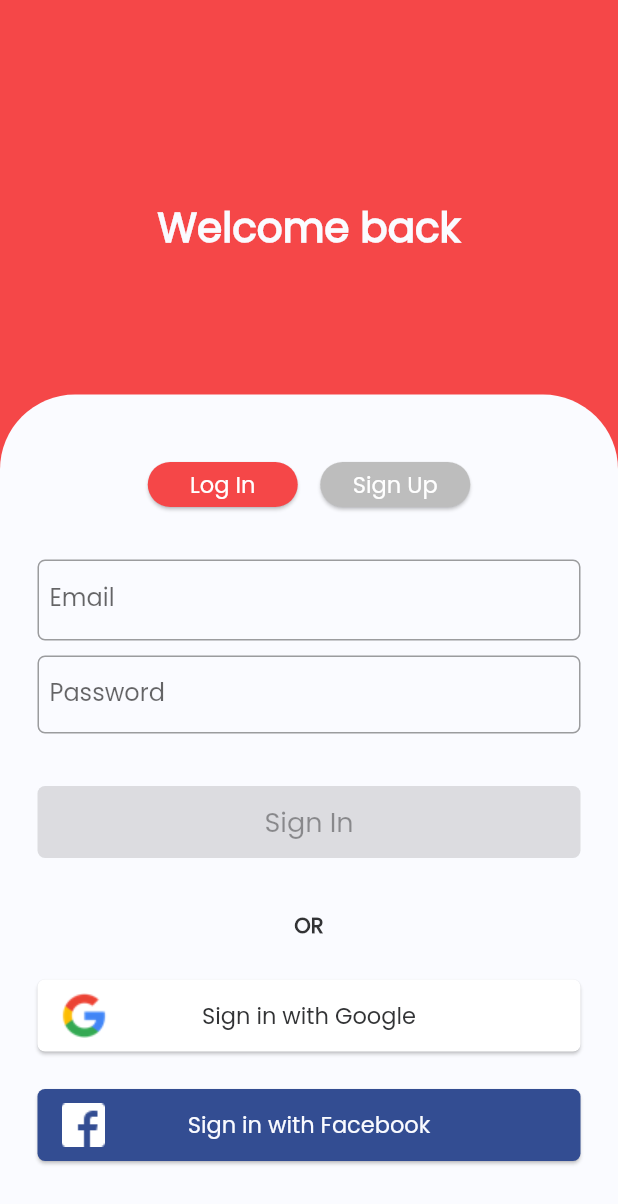
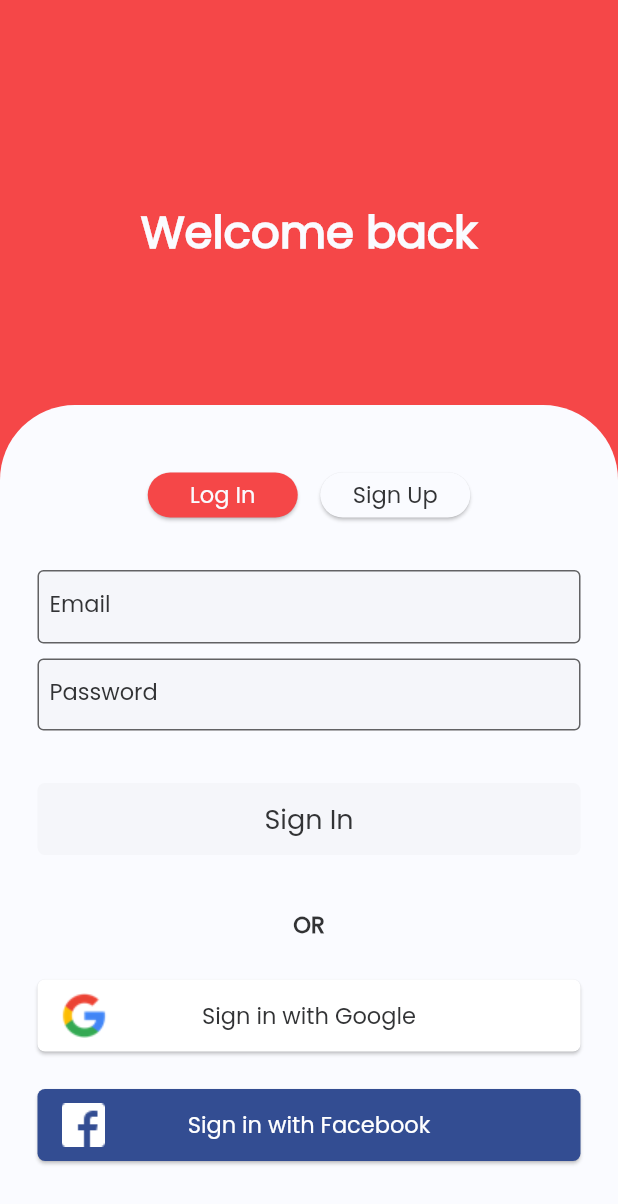
Before and after one commit to JamiuJimoh/Morsmat, a Flutter app: the SignInPage screen opened directly with empty values, on a phone screen of 412 x 824 dp. Shown: the top 1204 px of the screen. Run offline on Flutter 3.47's test engine with Material 2 defaults, Android fonts, the phone set to English and light mode, and no system bars; our stand-ins replace firebase_auth, firebase_core, google_sign_in; missing offline and left inert: flutter_login_facebook; accounts and stored records are empty.

Commit message:
using custom appThemeData

```diff
--- a/lib/app/onboarding/slider_tile.dart
+++ b/lib/app/onboarding/slider_tile.dart
@@ -1,5 +1,4 @@
 import 'package:flutter/material.dart';
-import 'package:morsmat/constants.dart';
 
 class SliderTile extends StatelessWidget {
   final String imageString;
--- a/lib/app/sign_in/email_sign_in_form_change_notifier.dart
+++ b/lib/app/sign_in/email_sign_in_form_change_notifier.dart
@@ -79,14 +79,10 @@ class _EmailSignInFormChangeNotifierState
     return TextFormField(
       autocorrect: false,
       controller: _emailController,
+      style: Theme.of(context).textTheme.bodyText2,
       decoration: InputDecoration(
         contentPadding:
-            const EdgeInsets.symmetric(vertical: 15.0, horizontal: 8.0),
-        border: OutlineInputBorder(
-          borderRadius: BorderRadius.all(
-            Radius.circular(5.0),
-          ),
-        ),
+            const EdgeInsets.symmetric(vertical: 13.0, horizontal: 8.0),
         hintText: 'john@doe.com',
         labelText: 'Email',
         errorText: model.emailErrorText,
@@ -101,14 +97,10 @@ class _EmailSignInFormChangeNotifierState
   TextFormField _buildPasswordTextFormField() {
     return TextFormField(
       controller: _passwordController,
+      style: Theme.of(context).textTheme.bodyText2,
       decoration: InputDecoration(
         contentPadding:
-            const EdgeInsets.symmetric(vertical: 15.0, horizontal: 8.0),
-        border: OutlineInputBorder(
-          borderRadius: BorderRadius.all(
-            Radius.circular(5.0),
-          ),
-        ),
+            const EdgeInsets.symmetric(vertical: 13.0, horizontal: 8.0),
         labelText: 'Password',
         errorText: model.passwordErrorText,
         enabled: model.isLoading == false,
@@ -127,14 +119,10 @@ class _EmailSignInFormChangeNotifierState
   TextFormField _buildConfirmPasswordTextFormField() {
     return TextFormField(
       controller: _confirmPasswordController,
+      style: Theme.of(context).textTheme.bodyText2,
       decoration: InputDecoration(
         contentPadding:
-            const EdgeInsets.symmetric(vertical: 15.0, horizontal: 8.0),
-        border: OutlineInputBorder(
-          borderRadius: BorderRadius.all(
-            Radius.circular(5.0),
-          ),
-        ),
+            const EdgeInsets.symmetric(vertical: 13.0, horizontal: 8.0),
         labelText: 'Confirm Password',
         errorText: model.confirmPasswordErrorText,
         enabled: model.isLoading == false,
@@ -152,20 +140,22 @@ class _EmailSignInFormChangeNotifierState
       mainAxisAlignment: MainAxisAlignment.center,
       children: [
         ToggleSignInFormButton(
+          context: context,
           text: 'Log In',
           buttonColor: model.formType == EmailSignInFormType.signIn
-              ? kAccentColor
-              : Colors.grey[400],
+              ? Theme.of(context).colorScheme.secondary
+              : Theme.of(context).colorScheme.onSecondary,
           onPressed: !model.isLoading
               ? () => _toggleAuthButton(EmailSignInFormType.signIn)
               : null,
         ),
         const SizedBox(width: 15.0),
         ToggleSignInFormButton(
+          context: context,
           text: 'Sign Up',
           buttonColor: model.formType == EmailSignInFormType.register
-              ? kAccentColor
-              : Colors.grey[400],
+              ? Theme.of(context).colorScheme.secondary
+              : Theme.of(context).colorScheme.onSecondary,
           onPressed: !model.isLoading
               ? () => _toggleAuthButton(EmailSignInFormType.register)
               : null,
@@ -186,6 +176,7 @@ class _EmailSignInFormChangeNotifierState
         _buildConfirmPasswordTextFormField(),
       const SizedBox(height: 25.0),
       FormSubmitButton(
+        context: context,
         text: model.authButtonText,
         onPressed: model.canSubmit ? _submit : null,
       ),
--- a/lib/app/sign_in/form_submit_button.dart
+++ b/lib/app/sign_in/form_submit_button.dart
@@ -1,5 +1,4 @@
 import 'package:flutter/material.dart';
-import 'package:morsmat/constants.dart';
 
 import '../../common_widgets/custom_elevated_button.dart';
 
@@ -7,13 +6,17 @@ class FormSubmitButton extends CustomElevatedButton {
   FormSubmitButton({
     required String text,
     VoidCallback? onPressed,
+    required BuildContext context,
   }) : super(
-          buttonColor: kAccentColor,
+          buttonColor: Theme.of(context).colorScheme.secondary,
           child: Text(
             text,
-            style: TextStyle(
-              fontSize: 18.0,
-            ),
+            style: onPressed != null
+                ? Theme.of(context)
+                    .textTheme
+                    .bodyText1!
+                    .copyWith(color: Theme.of(context).colorScheme.primary)
+                : Theme.of(context).textTheme.bodyText1,
           ),
           height: 48.0,
           onPressed: onPressed,
--- a/lib/app/sign_in/sign_in_page.dart
+++ b/lib/app/sign_in/sign_in_page.dart
@@ -65,7 +65,7 @@ class SignInPage extends StatelessWidget {
   @override
   Widget build(BuildContext context) {
     return Scaffold(
-      backgroundColor: kAccentColor,
+      backgroundColor: Theme.of(context).colorScheme.secondary,
       body: _buildContent(context),
     );
   }
@@ -111,14 +111,14 @@ class SignInPage extends StatelessWidget {
                     child: Column(
                       mainAxisAlignment: MainAxisAlignment.center,
                       children: [
-                        _buildHeader(),
+                        _buildHeader(context),
                       ],
                     ),
                   ),
                 ),
                 Container(
                   decoration: BoxDecoration(
-                    color: kScaffoldColor,
+                    color: Theme.of(context).colorScheme.primary,
                     borderRadius: BorderRadius.only(
                       topLeft: Radius.circular(50.0),
                       topRight: Radius.circular(50.0),
@@ -137,16 +137,16 @@ class SignInPage extends StatelessWidget {
                         const SizedBox(height: 35.0),
                         Text(
                           'OR',
-                          style: TextStyle(
-                            fontSize: 14.0,
-                            fontWeight: FontWeight.w600,
-                          ),
+                          style: Theme.of(context)
+                              .textTheme
+                              .bodyText2!
+                              .copyWith(fontWeight: FontWeight.w600),
                         ),
                         const SizedBox(height: 25.0),
                         SocialSignInButton(
                           assetName: 'assets/images/google-logo.png',
                           text: 'Sign in with Google',
-                          textColor: kPrimaryColor,
+                          textStyle: Theme.of(context).textTheme.bodyText2,
                           buttonColor: kWhiteColor,
                           onPressed: () => _signInWithGoogle(context),
                         ),
@@ -159,7 +159,10 @@ class SignInPage extends StatelessWidget {
                         SocialSignInButton(
                           assetName: 'assets/images/facebook-logo.png',
                           text: 'Sign in with Facebook',
-                          textColor: kScaffoldColor,
+                          textStyle: Theme.of(context)
+                              .textTheme
+                              .bodyText2!
+                              .copyWith(color: kWhiteColor),
                           buttonColor: kFacebookColor,
                           onPressed: () => _signInWithFacebook(context),
                         ),
@@ -175,11 +178,11 @@ class SignInPage extends StatelessWidget {
     );
   }
 
-  Widget _buildHeader() {
+  Widget _buildHeader(BuildContext context) {
     if (isLoading) {
       return Center(
         child: CircularProgressIndicator(
-          backgroundColor: kScaffoldColor,
+          backgroundColor: Theme.of(context).colorScheme.primary,
         ),
       );
     }
@@ -193,11 +196,9 @@ class SignInPage extends StatelessWidget {
       padding: const EdgeInsets.only(top: 40.0),
       child: Text(
         text,
-        style: TextStyle(
-          fontSize: 27.0,
-          color: kScaffoldColor,
-          fontWeight: FontWeight.w700,
-        ),
+        style: Theme.of(context).textTheme.headline1!.copyWith(
+            fontWeight: FontWeight.w700,
+            color: Theme.of(context).colorScheme.primary),
       ),
     );
   }
--- a/lib/app/sign_in/social_sign_in_button.dart
+++ b/lib/app/sign_in/social_sign_in_button.dart
@@ -4,9 +4,9 @@ import '../../common_widgets/custom_elevated_button.dart';
 
 class SocialSignInButton extends CustomElevatedButton {
   SocialSignInButton({
-    required String  assetName,
-    required String  text,
-    required Color textColor,
+    required String assetName,
+    required String text,
+    TextStyle? textStyle,
     Color? buttonColor,
     required onPressed,
   }) : super(
@@ -17,10 +17,7 @@ class SocialSignInButton extends CustomElevatedButton {
               Image.asset(assetName),
               Text(
                 text,
-                style: TextStyle(
-                  color: textColor,
-                  fontSize: 15.0,
-                ),
+                style: textStyle,
               ),
               Opacity(opacity: 0.0, child: Image.asset(assetName)),
             ],
--- a/lib/app/sign_in/toggle_sign_in_form_button.dart
+++ b/lib/app/sign_in/toggle_sign_in_form_button.dart
@@ -4,17 +4,21 @@ import '../../common_widgets/custom_elevated_button.dart';
 
 class ToggleSignInFormButton extends CustomElevatedButton {
   ToggleSignInFormButton({
+    required String text,
+    required BuildContext context,
     Color? buttonColor,
-    required String text,
     VoidCallback? onPressed,
   }) : super(
           borderRadius: 20.0,
           buttonColor: buttonColor,
           child: Text(
             text,
-            style: TextStyle(
-              fontSize: 15.0,
-            ),
+            style: buttonColor == Theme.of(context).colorScheme.secondary
+                ? Theme.of(context)
+                    .textTheme
+                    .bodyText2!
+                    .copyWith(color: Theme.of(context).colorScheme.primary)
+                : Theme.of(context).textTheme.bodyText2,
           ),
           height: 30.0,
           onPressed: onPressed,
--- a/lib/app_theme_data.dart
+++ b/lib/app_theme_data.dart
@@ -1,20 +1,111 @@
 import 'package:flutter/material.dart';
-import 'constants.dart';
+import 'package:flutter/services.dart';
 
 class AppTheme {
   AppTheme._();
 
+  static Color _iconColor = Color(0xFF47F5F5);
+  static const Color _subtitleTextColor = Color(0xFFABACAF);
+
+  // static const Color _whiteColor = Color(0xFFFFFFFF);
+  static const Color _lightSurfaceColor = Color(0xFF323335);
+  static const Color _lightOnSurfaceColor = Color(0xFFD0D1D3);
+  static const Color _errorColor = Color(0xFFF9AA33);
+  static const Color _onErrorColor = _lightSurfaceColor;
+
+  static const Color _lightPrimaryColor = Color(0xFFFAFBFF);
+  static const Color _lightPrimaryVariantColor = Color(0xFFF5F6Fa);
+  static const Color _lightOnPrimaryColor = _lightSurfaceColor;
+  static const Color _lightSecondaryColor = Color(0xFFF54748);
+  static const Color _lightSecondaryVariantColor = Color(0xFF121315);
+  static const Color _lightOnSecondaryColor = _lightPrimaryColor;
+
   static final ThemeData primaryAppTheme = ThemeData(
-    accentColor: kAccentColor,
-    primaryColor: kPrimaryColor,
-    scaffoldBackgroundColor: kScaffoldColor,
+    colorScheme: ColorScheme.light(
+      primary: _lightPrimaryColor,
+      primaryVariant: _lightPrimaryVariantColor,
+      onPrimary: _lightOnPrimaryColor,
+      secondary: _lightSecondaryColor,
+      secondaryVariant: _lightSecondaryVariantColor,
+      onSecondary: _lightOnSecondaryColor,
+      surface: _lightSurfaceColor,
+      onSurface: _lightOnSurfaceColor,
+      error: _errorColor,
+      onError: _onErrorColor,
+    ),
+    iconTheme: IconThemeData(
+      color: _iconColor,
+    ),
+    accentColor: _lightSecondaryColor,
+    // primaryColor: _lightPrimaryColor,
+
     appBarTheme: AppBarTheme(
-      backgroundColor: kScaffoldColor,
+      color: _lightPrimaryColor,
+      systemOverlayStyle: SystemUiOverlayStyle(
+        systemNavigationBarColor: _lightPrimaryVariantColor,
+        statusBarColor: _lightPrimaryVariantColor,
+        systemNavigationBarIconBrightness: Brightness.dark,
+        statusBarIconBrightness: Brightness.dark,
+      ),
+      elevation: 0.0,
+      iconTheme: IconThemeData(
+        color: _lightOnPrimaryColor,
+      ),
     ),
-    textTheme: TextTheme(
-      bodyText1: TextStyle(color: kPrimaryColor,),
-      bodyText2: TextStyle(color: kPrimaryColor),
+    scaffoldBackgroundColor: _lightPrimaryColor,
+
+    dialogTheme: DialogTheme(
+      titleTextStyle: _lightBody1TextStyle,
+      contentTextStyle: _lightBody2TextStyle,
     ),
+
+    inputDecorationTheme: InputDecorationTheme(
+      hintStyle: _lightBody2TextStyle,
+      labelStyle: _lightBody2TextStyle,
+      filled: true,
+      fillColor: _lightPrimaryVariantColor,
+      focusedBorder: OutlineInputBorder(
+        borderSide: BorderSide(color: _lightSecondaryVariantColor),
+      ),
+      border: OutlineInputBorder(
+        borderSide: BorderSide(color: _lightPrimaryVariantColor),
+      ),
+    ),
+
+    buttonTheme: ButtonThemeData(disabledColor: _subtitleTextColor),
+
+    /////// FONT THEME ///////
+    textTheme: _lightTextTheme,
     fontFamily: 'Poppins',
   );
+
+  static final TextTheme _lightTextTheme = TextTheme(
+    headline1: _lightHeadLine1TextStyle,
+    headline2: _lightHeadLine2TextStyle,
+    bodyText1: _lightBody1TextStyle,
+    bodyText2: _lightBody2TextStyle,
+    subtitle1: _lightSubtitleTextStyle,
+  );
+
+  static final TextStyle _lightHeadLine1TextStyle = TextStyle(
+    fontSize: 30.0,
+    color: _lightOnPrimaryColor,
+  );
+
+  static final TextStyle _lightHeadLine2TextStyle = TextStyle(
+    fontSize: 25.0,
+    color: _lightOnPrimaryColor,
+  );
+  static final TextStyle _lightBody1TextStyle = TextStyle(
+    fontSize: 18.0,
+    color: _lightOnPrimaryColor,
+  );
+  static final TextStyle _lightBody2TextStyle = TextStyle(
+    fontSize: 15.0,
+    color: _lightOnPrimaryColor,
+  );
+  static final TextStyle _lightSubtitleTextStyle = TextStyle(
+    fontSize: 10.0,
+    color: _subtitleTextColor,
+  );
 }
--- a/lib/common_widgets/custom_outlined_button.dart
+++ b/lib/common_widgets/custom_outlined_button.dart
@@ -1,5 +1,4 @@
 import 'package:flutter/material.dart';
-import 'package:morsmat/constants.dart';
 
 class CustomOutlinedButton extends StatelessWidget {
   final Widget child;
@@ -9,7 +8,7 @@ class CustomOutlinedButton extends StatelessWidget {
 
   CustomOutlinedButton({
     required this.child,
-    this.borderSideColor: kAccentColor,
+    required this.borderSideColor,
     this.borderRadius: 20.0,
     this.onPressed,
   });
--- a/lib/common_widgets/show_alert_dialog.dart
+++ b/lib/common_widgets/show_alert_dialog.dart
@@ -19,11 +19,13 @@ Future<bool?> showAlertDialog({
         actions: [
           if (cancelActionText != null)
             TextButton(
-              child: Text(cancelActionText),
+              child: Text(cancelActionText,
+                  style: Theme.of(context).textTheme.bodyText2),
               onPressed: () => Navigator.of(context).pop(false),
             ),
           TextButton(
-            child: Text(defaultActionText),
+            child: Text(defaultActionText,
+                style: Theme.of(context).textTheme.bodyText2),
             onPressed: () => Navigator.of(context).pop(true),
           ),
         ],
--- a/lib/constants.dart
+++ b/lib/constants.dart
@@ -1,8 +1,11 @@
 import 'dart:ui';
 
-const kScaffoldColor = Color(0xFFFAFBFF);
-const kPrimaryColor = Color(0xFF323335);
-const kAccentColor = Color(0xFFF54748);
+const kPrimaryColor = Color(0xFFFAFBFF); // onSecondary
+const kPrimaryVariantColor = Color(0xFFF5F6Fa);
+const kSurfaceColor = Color(0xFF323335); // onPrimary
+const kSurfaceVariantColor = Color(0xFF121315);
+const kSecondaryColor = Color(0xFFF54748);
+const kErrorColor = Color(0xFFF9AA33);
 
 const kFacebookColor = Color(0xFF334D92);
 const kWhiteColor = Color(0xFFFFFFFF);
```
Also changed, not shown: lib/app/meals_overview/categories_container.dart (+4 -5 lines), lib/app/meals_overview/meals_overview_page.dart (+7 -10 lines), lib/app/onboarding/onboard_elevated_button.dart (+9 -5 lines), lib/app/onboarding/onboard_outlined_button.dart (+4 -5 lines), lib/app/onboarding/onboarding_page.dart (+7 -2 lines), lib/app/sign_in/email_sign_in_form_bloc_based.dart (+5 -2 lines), lib/common_widgets/custom_container.dart (+8 -9 lines), lib/main.dart (+5 -2 lines).
